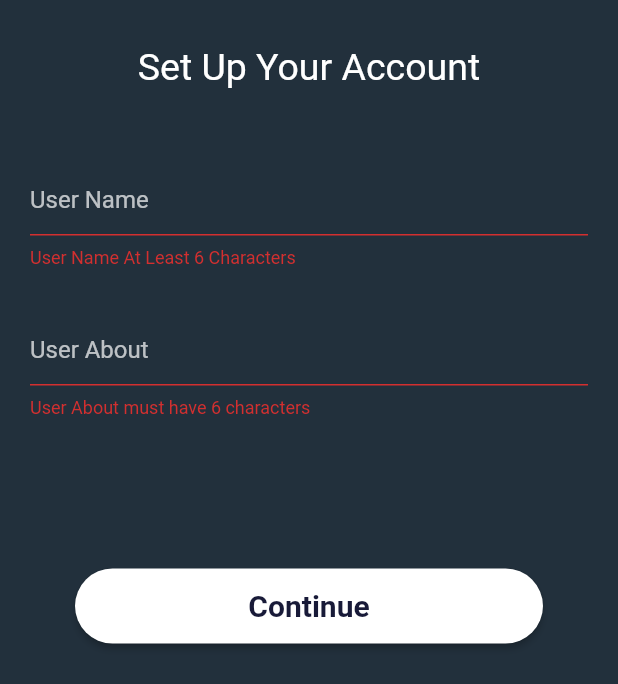
After one commit to suleman24/FYP, a Flutter app: the TakePrimaryUserData screen opened directly, after a tap on "Continue", on a phone screen of 412 x 824 dp. The commit adds this screen. Shown: the top 684 px of the screen. Run offline on Flutter 3.47's test engine with Material 2 defaults, Android fonts, the phone set to English and light mode, and no system bars; drawn by our look-alikes of loading_overlay; our stand-ins replace cloud_firestore, firebase_auth, firebase_core, firebase_messaging; accounts and stored records are empty.

Commit message:
Primary user data with firebase collection done

```diff
--- /dev/null
+++ b/android_messenger/lib/UI/NewUserEntry/new_user_entry.dart
@@ -0,0 +1,187 @@
+import 'package:cloud_firestore/cloud_firestore.dart';
+import 'package:firebase_messaging/firebase_messaging.dart';
+import 'package:flutter/material.dart';
+import 'package:flutter/cupertino.dart';
+import 'package:flutter/services.dart';
+
+import 'package:firebase_auth/firebase_auth.dart';
+import 'package:intl/intl.dart';
+
+import 'package:loading_overlay/loading_overlay.dart';
+
+import '../../Firebase_Management/cloud_data_management.dart';
+import '../../config/colors_collection.dart';
+import '../auth ui/common_auth_methods.dart';
+
+class TakePrimaryUserData extends StatefulWidget {
+  const TakePrimaryUserData({Key? key}) : super(key: key);
+
+  @override
+  _TakePrimaryUserDataState createState() => _TakePrimaryUserDataState();
+}
+
+class _TakePrimaryUserDataState extends State<TakePrimaryUserData> {
+  bool _isLoading = false;
+
+  final GlobalKey<FormState> _takeUserPrimaryInformationKey =
+      GlobalKey<FormState>();
+
+  final TextEditingController _userName = TextEditingController();
+  final TextEditingController _userAbout = TextEditingController();
+
+  final CloudStoreDataManagement _cloudStoreDataManagement =
+      CloudStoreDataManagement();
+
+  @override
+  Widget build(BuildContext context) {
+    return SafeArea(
+        child: Scaffold(
+      backgroundColor: const Color.fromRGBO(34, 48, 60, 1),
+      body: LoadingOverlay(
+        isLoading: this._isLoading,
+        child: Container(
+          width: MediaQuery.of(context).size.width,
+          height: MediaQuery.of(context).size.height,
+          child: Form(
+            key: this._takeUserPrimaryInformationKey,
+            child: ListView(
+              shrinkWrap: true,
+              children: [
+                _upperHeading(),
+                commonTextFormField(
+                    bottomPadding: 30.0,
+                    hintText: 'User Name',
+                    validator: (inputUserName) {
+
+                      final RegExp _messageRegex = RegExp(r'[a-zA-Z0-9]');
+
+                      if (inputUserName!.length < 6)
+                        return "User Name At Least 6 Characters";
+                      else if (inputUserName.contains(' ') ||
+                          inputUserName.contains('@'))
+                        return "Space and '@' Not Allowed...User '_' instead of space";
+                      else if (inputUserName.contains('__'))
+                        return "'__' Not Allowed...User '_' instead of '__'";
+                      else if (!_messageRegex.hasMatch(inputUserName))
+                        return "Sorry,Only Emoji Not Supported";
+                      return null;
+                    },
+                    textEditingController: this._userName),
+                commonTextFormField(
+                    hintText: 'User About',
+                    validator: (inputVal) {
+                      if (inputVal!.length < 6)
+                        return 'User About must have 6 characters';
+                      return null;
+                    },
+                    textEditingController: this._userAbout),
+                _saveUserPrimaryInformation(),
+              ],
+            ),
+          ),
+        ),
+      ),
+    ));
+  }
+
+  Widget _upperHeading() {
+    return Padding(
+      padding: EdgeInsets.only(top: 30.0, bottom: 50.0),
+      child: Center(
+        child: Text(
+          'Set Up Your Account',
+          style: TextStyle(color: Colors.white, fontSize: 25.0),
+        ),
+      ),
+    );
+  }
+
+  Widget _saveUserPrimaryInformation() {
+    return Padding(
+      padding: const EdgeInsets.only(left: 20.0, right: 20.0),
+      child: Padding(
+        padding: const EdgeInsets.fromLTRB(30, 50, 30, 20),
+    child: SizedBox(
+    height: 50,
+    width: 130,
+
+      child:  ElevatedButton(
+        style: ElevatedButton.styleFrom(shape: new RoundedRectangleBorder(
+          borderRadius: new BorderRadius.circular(30.0),
+        ),
+            backgroundColor: Colors.white
+        ),
+
+
+        child: Center(
+          child: Text(
+            'Continue',
+            style: TextStyle(
+                color: AppColors.authscreenbackground,
+                fontSize: 20,
+                fontWeight: FontWeight.w700),
+          ),
+        ),
+        onPressed: () async {
+          if (this._takeUserPrimaryInformationKey.currentState!.validate()) {
+            print('Validated');
+
+            SystemChannels.textInput.invokeMethod('TextInput.hide');
+
+            if (mounted) {
+              setState(() {
+                this._isLoading = true;
+              });
+            }
+
+            final bool canRegisterNewUser = await _cloudStoreDataManagement
+                .checkThisUserAlreadyPresentOrNot(
+                userName: this._userName.text);
+
+            String msg = '';
+
+            if (!canRegisterNewUser)
+              msg = 'User Name Already Present';
+            else {
+              final bool _userEntryResponse =
+              await _cloudStoreDataManagement.registerNewUser(
+                  userName: this._userName.text,
+                  userAbout: this._userAbout.text,
+                  userEmail:
+                  FirebaseAuth.instance.currentUser!.email.toString());
+              if (_userEntryResponse) {
+                msg = 'User data Entry Successfully';
+
+
+                // Navigator.pushAndRemoveUntil(
+                //     context,
+                //     MaterialPageRoute(builder: (_) => MainScreen()),
+                //     (route) => false);
+              } else
+                msg = 'User Data Not Entry Successfully';
+            }
+
+
+
+            ScaffoldMessenger.of(context)
+                .showSnackBar(SnackBar(content: Text(msg)));
+
+            if (mounted) {
+              setState(() {
+                this._isLoading = false;
+              });
+            }
+          } else {
+            print('Not Validated');
+          }
+        },
+      ),
+
+    ))
+
+
+
+
+    );
+  }
+}
--- /dev/null
+++ b/android_messenger/lib/UI/auth ui/common_auth_methods.dart
@@ -0,0 +1,127 @@
+import 'package:android_messenger/UI/auth%20ui/login.dart';
+import 'package:android_messenger/UI/auth%20ui/signup.dart';
+import 'package:flutter/material.dart';
+import 'package:flutter/cupertino.dart';
+
+
+Widget commonTextFormField({required String hintText, required String? Function(String?)? validator, required TextEditingController textEditingController, double bottomPadding = 50.0}) {
+  return Container(
+    padding: EdgeInsets.only(left: 20.0, right: 20.0, bottom: bottomPadding),
+    child: TextFormField(
+      validator: validator,
+      controller: textEditingController,
+      style: TextStyle(color: Colors.white),
+      decoration: InputDecoration(
+        hintText: hintText,
+        hintStyle: TextStyle(color: Colors.white70),
+        enabledBorder: UnderlineInputBorder(
+          borderSide: BorderSide(
+            color: Colors.lightBlue,
+            width: 2.0,
+          ),
+        ),
+      ),
+    ),
+  );
+}
+
+// Widget authButton(BuildContext context, String buttonName) {
+//   return Padding(
+//     padding: const EdgeInsets.only(left: 20.0, right: 20.0),
+//     child: ElevatedButton(
+//       style: ElevatedButton.styleFrom(
+//           minimumSize: Size(MediaQuery.of(context).size.width - 60, 30.0),
+//           elevation: 5.0,
+//           primary: Color.fromRGBO(57, 60, 80, 1),
+//           padding: EdgeInsets.only(
+//             left: 20.0,
+//             right: 20.0,
+//             top: 7.0,
+//             bottom: 7.0,
+//           ),
+//           shape: RoundedRectangleBorder(
+//             borderRadius: BorderRadius.all(Radius.circular(20.0)),
+//           )),
+//       child: Text(
+//         buttonName,
+//         style: TextStyle(
+//           fontSize: 25.0,
+//           letterSpacing: 1.0,
+//           fontWeight: FontWeight.w400,
+//         ),
+//       ),
+//       onPressed: () async {},
+//     ),
+//   );
+// }
+
+// Widget socialMediaIntegrationButtons() {
+//   return Container(
+//     width: double.maxFinite,
+//     padding: EdgeInsets.all(30.0),
+//     child: Row(
+//       mainAxisAlignment: MainAxisAlignment.center,
+//       children: [
+//         GestureDetector(
+//           onTap: (){
+//             print('Google Pressed');
+//           },
+//           child: Image.asset(
+//             'assets/images/google.png',
+//             width: 50.0,
+//           ),
+//         ),
+//         SizedBox(
+//           width: 80.0,
+//         ),
+//         GestureDetector(
+//           onTap: (){
+//             print('Facebook Pressed');
+//           },
+//           child: Image.asset(
+//             'assets/images/fbook.png',
+//             width: 50.0,
+//           ),
+//         ),
+//       ],
+//     ),
+//   );
+// }
+
+Widget switchAnotherAuthScreen(
+    BuildContext context, String buttonNameFirst, String buttonNameLast) {
+  return ElevatedButton(
+    child: Row(
+      mainAxisAlignment: MainAxisAlignment.center,
+      children: [
+        Text(
+          buttonNameFirst,
+          style: TextStyle(
+            color: Colors.white,
+            fontSize: 16.0,
+            letterSpacing: 1.0,
+          ),
+        ),
+        Text(
+          buttonNameLast,
+          style: TextStyle(
+            color: Colors.lightBlueAccent,
+            fontSize: 16.0,
+            letterSpacing: 1.0,
+          ),
+        ),
+      ],
+    ),
+    style: ElevatedButton.styleFrom(
+      elevation: 0.0,
+      primary: Color.fromRGBO(34, 48, 60, 1),
+    ),
+    onPressed: () {
+      if (buttonNameLast == "Log-In")
+        Navigator.push(
+            context, MaterialPageRoute(builder: (_) => login()));
+      else
+        Navigator.push(context, MaterialPageRoute(builder: (_) => signup()));
+    },
+  );
+}
--- a/android_messenger/lib/UI/auth ui/login.dart
+++ b/android_messenger/lib/UI/auth ui/login.dart
@@ -38,7 +38,7 @@ class _loginState extends State<login> {
                 color: AppColors.signuptextbackground,
                 border: Border.all(
                   color: Colors.white,
-                  width: 5,
+                  width: 3,
                 ),
                 borderRadius: BorderRadius.only(
                   bottomLeft: Radius.circular(100),
--- a/android_messenger/pubspec.yaml
+++ b/android_messenger/pubspec.yaml
@@ -35,7 +35,9 @@ dependencies:
   cloud_firestore: any
   google_sign_in: any
   firebase_core: any
-
+  intl: ^0.17.0
+  firebase_messaging: ^10.0.9
+  loading_overlay: ^0.3.0
 
   # The following adds the Cupertino Icons font to your application.
   # Use with the CupertinoIcons class for iOS style icons.
```
Also changed, not shown: android_messenger/lib/Firebase_Management/cloud_data_management.dart (added, +130 -0 lines), android_messenger/lib/UI/auth ui/signup.dart (+14 -3 lines), android_messenger/pubspec.lock, 1 other file.
